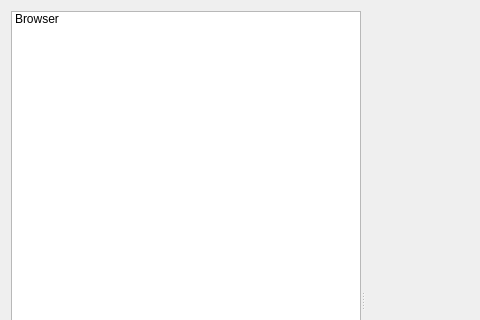
Old version of the form src/ui/qgsdatasourcemanagerdialog.ui in the repository qgis/QGIS; both pictures show x 0 to 480 and y 0 to 320 of the 1000 by 600 pixel window.
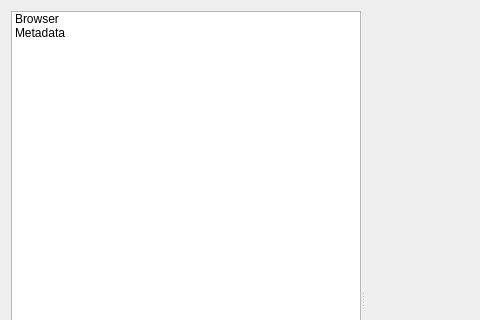
New version of the form. Icons and pictures are not drawn.

Patch:
```diff
--- a/src/ui/qgsdatasourcemanagerdialog.ui
+++ b/src/ui/qgsdatasourcemanagerdialog.ui
@@ -116,6 +116,15 @@
             <normaloff>:/images/themes/default/mActionFileOpen.svg</normaloff>:/images/themes/default/mActionFileOpen.svg</iconset>
           </property>
          </item>
+         <item>
+          <property name="text">
+           <string>Metadata</string>
+          </property>
+          <property name="icon">
+           <iconset resource="../../images/images.qrc">
+            <normaloff>:/images/themes/default/propertyicons/metadata.svg</normaloff>:/images/themes/default/propertyicons/metadata.svg</iconset>
+          </property>
+         </item>
         </widget>
        </item>
       </layout>
```
Left out of the diff: 8 changed lines with no effect on the pictures.
